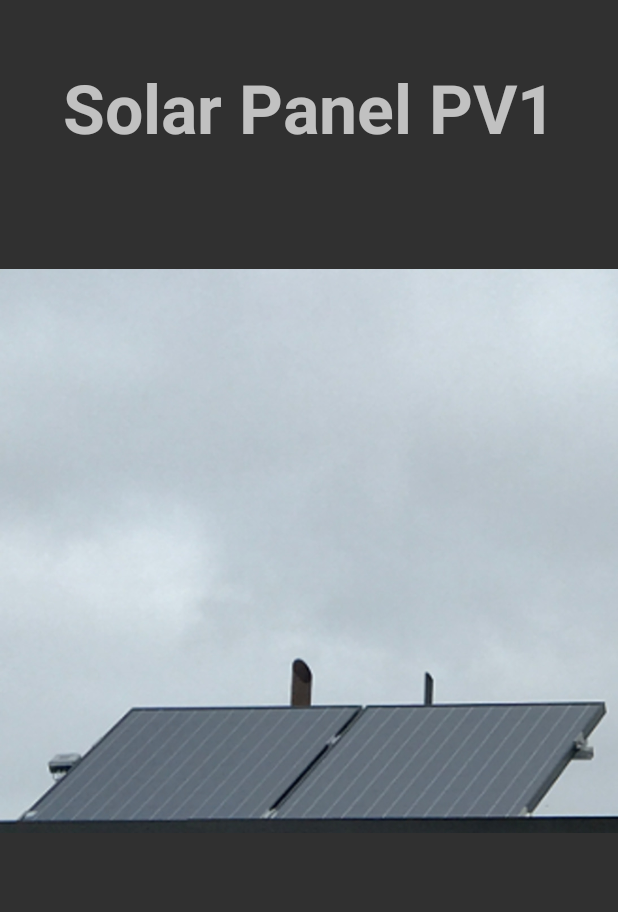
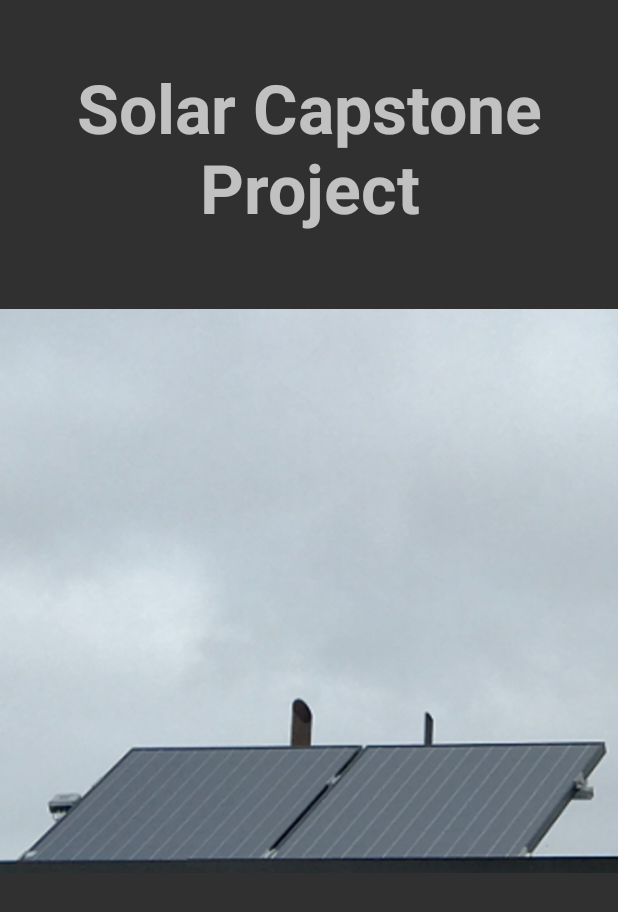
Before and after one commit to MegaExE/Solar-Capstone-App, an Android app: the layout fragment_home.xml on its own in the app's theme, with its tools: preview values and no code run, on a phone screen of 412 x 824 dp. Shown: the top 912 px of the screen. Run offline under Robolectric (Android 15) with nearby library versions, the light colour scheme and no system bars.

Commit message:
Update the log to 24

```diff
--- a/Solar Light/src/main/java/humber/ceng355/solarcapstoneapp/MainActivity.java
+++ b/Solar Light/src/main/java/humber/ceng355/solarcapstoneapp/MainActivity.java
@@ -67,6 +67,11 @@ public class MainActivity extends AppCompatActivity {
         mDrawerLayout = (DrawerLayout) findViewById(R.id.drawer_layout);
         mDrawerLayout.setDrawerListener(mDrawerToggle);
         setupDrawerToggle();
+
+
+        FragmentManager fragmentManager = getSupportFragmentManager();
+        fragmentManager.beginTransaction().replace(R.id.content_frame, ).commit();
+
 
     }
 
--- a/Solar Light/src/main/java/humber/ceng355/solarcapstoneapp/PV1/PV1History.java
+++ b/Solar Light/src/main/java/humber/ceng355/solarcapstoneapp/PV1/PV1History.java
@@ -94,7 +94,7 @@ public class PV1History extends Fragment {
 
                    // arrayList.add(PV1_Date + "  " + PV1_Power + " " + PV1_Daily);
                 }
-                for(int i = (Data.size()-1); i > (Data.size() - 10); i--) {
+                for(int i = (Data.size()-1); i > (Data.size() - 25); i--) {
                     arrayList.add(Data.get(i));
                 }
                 //Adds checkbox to the listview
--- a/Solar Light/src/main/java/humber/ceng355/solarcapstoneapp/PV2/PV2History.java
+++ b/Solar Light/src/main/java/humber/ceng355/solarcapstoneapp/PV2/PV2History.java
@@ -91,7 +91,7 @@ public class PV2History extends Fragment {
 
                     // arrayList.add(PV1_Date + "  " + PV1_Power + " " + PV1_Daily);
                 }
-                for(int i = (Data.size()-1); i > (Data.size() - 10); i--) {
+                for(int i = (Data.size()-1); i > (Data.size() - 25); i--) {
 
 
                     arrayList.add(Data.get(i));
--- a/Solar Light/src/main/java/humber/ceng355/solarcapstoneapp/PV4/PV4History.java
+++ b/Solar Light/src/main/java/humber/ceng355/solarcapstoneapp/PV4/PV4History.java
@@ -94,7 +94,7 @@ public class PV4History extends Fragment {
 
                     // arrayList.add(PV1_Date + "  " + PV1_Power + " " + PV1_Daily);
                 }
-                for(int i = (Data.size()-1); i > (Data.size() - 10); i--) {
+                for(int i = (Data.size()-1); i > (Data.size() - 25); i--) {
 
 
                     arrayList.add(Data.get(i));
--- a/Solar Light/src/main/res/layout/fragment_home.xml
+++ b/Solar Light/src/main/res/layout/fragment_home.xml
@@ -27,7 +27,7 @@
         android:layout_marginBottom="20dp"
         android:layout_marginTop="41dp"
         android:gravity="center_horizontal"
-        android:text="@string/PV1"
+        android:text="@string/Home"
         android:textSize="45dp"
         android:textStyle="bold"
         app:layout_constraintBottom_toTopOf="@+id/imageView"
--- a/Solar Light/src/main/res/values/strings.xml
+++ b/Solar Light/src/main/res/values/strings.xml
@@ -9,14 +9,10 @@
         <item>PV4</item>
     </string-array>
 
-
+    <string name="Web">Web Application</string>
     <string name="HumberCollege">HumberCollege</string>
     <string name="About">About</string>
 
-    <string name="PV1">Solar Panel PV1</string>
-    <string name="PV2">Solar Panel PV2</string>
-    <string name="PV3">Solar Panel PV3</string>
-    <string name="PV4">Solar Panel PV4</string>
     <string name="Power">Power:</string>
     <string name="Dailyyield">Daily yield:</string>
     <string name="Totalyield">Total yield:</string>
@@ -25,16 +21,23 @@
     <string name="section_format">Hello World from section: %1$d</string>
 
 
+    <!-- Home -->
+    <string name="Home">Solar Capstone Project </string>
+
     <!-- PV1 -->
+    <string name="PV1">Solar Panel PV1</string>
     <string name="PV1Log">PV1 Log</string>
 
     <!-- PV2 -->
+    <string name="PV2">Solar Panel PV2</string>
     <string name="PV2Log">PV2 Log</string>
 
     <!-- PV3 -->
+    <string name="PV3">Solar Panel PV3</string>
     <string name="PV3Log">PV3 Log</string>
 
     <!-- PV4 -->
+    <string name="PV4">Solar Panel PV4</string>
     <string name="PV4Log">PV4 Log</string>
 
 
```
